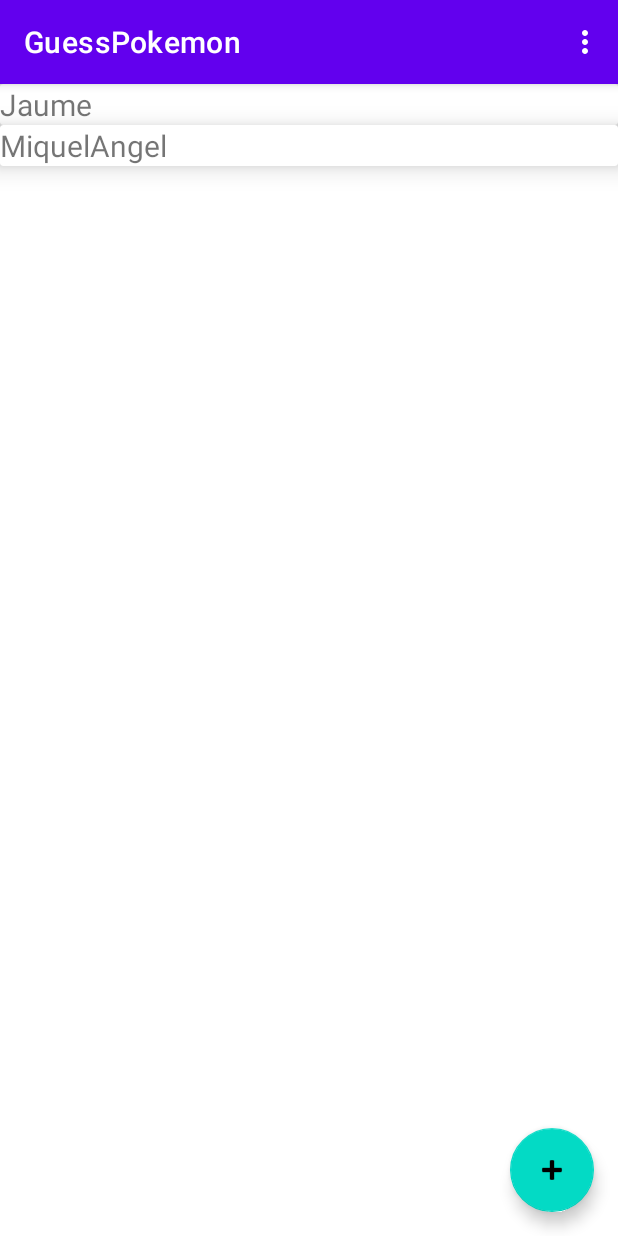
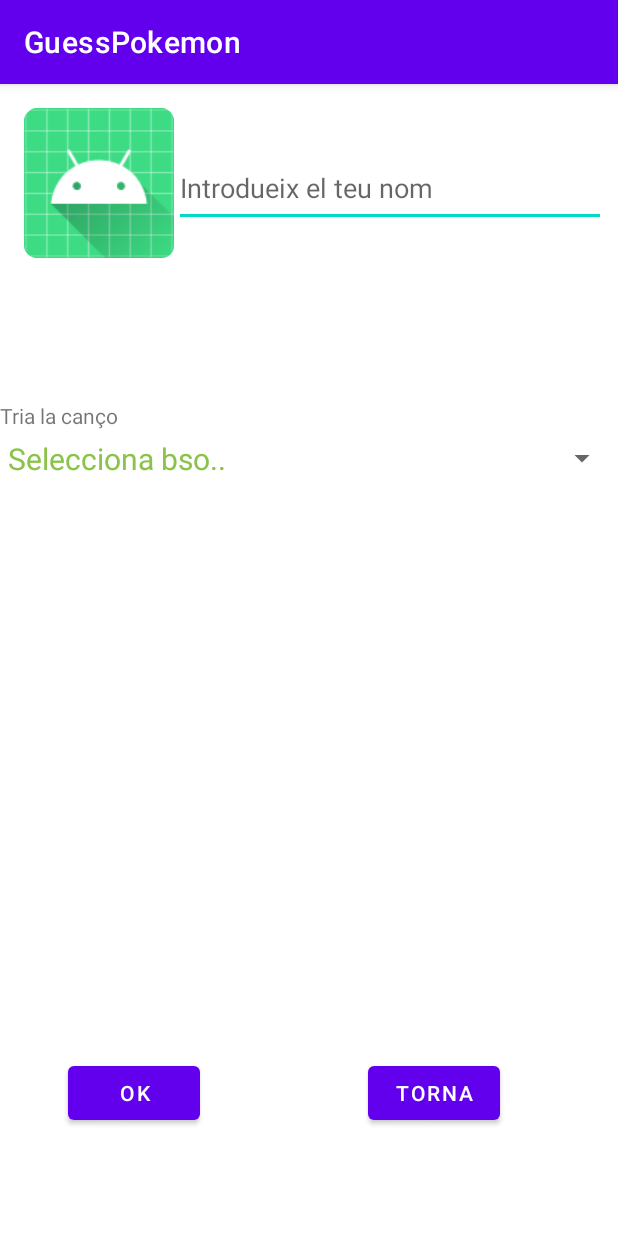
Before and after one commit to jaumeplomer/GuessPokemonMultimedia, an Android app: the screen it shows after launch (MainActivity before the commit, GeneraJugador after it), after a tap on an icon or button, on a phone screen of 412 x 824 dp. Run offline under Robolectric (Android 15) with nearby library versions, the phone set to English and light mode, and no system bars.

Commit message:
Implemetasiones varias xd

```diff
--- a/app/build.gradle
+++ b/app/build.gradle
@@ -35,6 +35,7 @@
     implementation 'androidx.constraintlayout:constraintlayout:2.0.4'
     implementation 'androidx.navigation:navigation-fragment:2.2.2'
     implementation 'androidx.navigation:navigation-ui:2.2.2'
+    implementation 'com.google.code.gson:gson:2.8.5'
     testImplementation 'junit:junit:4.+'
     androidTestImplementation 'androidx.test.ext:junit:1.1.2'
     androidTestImplementation 'androidx.test.espresso:espresso-core:3.3.0'
--- a/app/src/main/java/com/example/guesspokemon/BaseDades/AuxiliarBBDD.java
+++ b/app/src/main/java/com/example/guesspokemon/BaseDades/AuxiliarBBDD.java
@@ -22,7 +22,7 @@
     public static final String CLAU_ID_JUGADOR = "id";
     public static final String CLAU_NOM_JUGADOR = "nom";
     public static final String CLAU_FOTO = "foto";
-    public static final String CLAU_REL_CANCO = "idCan";
+    public static final String CLAU_REL_CANCO = "idCanco";
 
     public static final String BD_CREATE_JUGADOR = "create table " + BD_TAULA_JUGADOR + "( " + CLAU_ID_JUGADOR + " integer primary key autoincrement, " +
             CLAU_NOM_JUGADOR + " TEXT NOT NULL, " + CLAU_FOTO + " BLOB, " + CLAU_REL_CANCO + " INTEGER);";
--- a/app/src/main/java/com/example/guesspokemon/BaseDades/BBDD.java
+++ b/app/src/main/java/com/example/guesspokemon/BaseDades/BBDD.java
@@ -17,7 +17,7 @@
 
 public class BBDD {
 
-    private final Context context;
+    private final Context ct;
     private AuxiliarBBDD auxiliar;
     private SQLiteDatabase baseDeDades;
 
@@ -26,8 +26,8 @@
     private String[] totesColumnesCancons = {AuxiliarBBDD.CLAU_ID_CANCO, AuxiliarBBDD.CLAU_NOM_CANCO, AuxiliarBBDD.CLAU_PREF_CANC};
 
     public BBDD(Context context) {
-        this.context = context;
-        auxiliar = new AuxiliarBBDD(context);
+        this.ct = context;
+        auxiliar = new AuxiliarBBDD(ct);
     }
 
     public void obre() throws SQLException {
@@ -44,7 +44,7 @@
         ContentValues valors = new ContentValues();
         valors.put(AuxiliarBBDD.CLAU_NOM_JUGADOR, jugador.getNom());
         valors.put(AuxiliarBBDD.CLAU_FOTO, jugador.getFoto());
-        //valors.put(AuxiliarBBDD.CLAU_REL_CANCO, jugador.getIdCanco());
+        valors.put(AuxiliarBBDD.CLAU_REL_CANCO, jugador.getIdCanco());
         long insertId = baseDeDades.insert(AuxiliarBBDD.BD_TAULA_JUGADOR, null, valors);
         jugador.setId(insertId);
         return jugador;
@@ -53,7 +53,7 @@
     //getAllJugadors
     public ArrayList<Jugador> getJugadors() {
         ArrayList<Jugador> jugadors = new ArrayList<>();
-        Cursor cursor = baseDeDades.query(AuxiliarBBDD.BD_TAULA_JUGADOR, totesColumnesJugador, null, null, null, null, AuxiliarBBDD.CLAU_NOM_JUGADOR + " ASC" );
+        Cursor cursor = baseDeDades.query(AuxiliarBBDD.BD_TAULA_JUGADOR, totesColumnesJugador, null, null, null, null, AuxiliarBBDD.CLAU_ID_JUGADOR + " ASC" );
         cursor.moveToFirst();
         while (!cursor.isAfterLast()) {
             Jugador jugador = cursorToJugador(cursor);
@@ -84,6 +84,7 @@
         jugador.setId(cursor.getLong(0));
         jugador.setNom(cursor.getString(1));
         jugador.setFoto(cursor.getBlob(2));
+        jugador.setIdCanco(cursor.getInt(3));
         return jugador;
     }
 
@@ -187,7 +188,7 @@
 
     private Canco cursorToCanco(Cursor cursor) {
         Canco canco = new Canco();
-        canco.setId(cursor.getLong(0));
+        canco.setId(cursor.getInt(0));
         canco.setNom(cursor.getString(1));
         canco.setPreferencia((cursor.getInt(2)));
         return canco;
--- a/app/src/main/java/com/example/guesspokemon/Jugador/AdaptadorJugador.java
+++ b/app/src/main/java/com/example/guesspokemon/Jugador/AdaptadorJugador.java
@@ -1,24 +1,37 @@
 package com.example.guesspokemon.Jugador;
 
 import android.content.Context;
+import android.graphics.Bitmap;
+import android.graphics.BitmapFactory;
+import android.os.Environment;
 import android.view.LayoutInflater;
 import android.view.View;
 import android.view.ViewGroup;
 import android.widget.AdapterView;
+import android.widget.ImageView;
 import android.widget.TextView;
 
 import androidx.annotation.NonNull;
 import androidx.recyclerview.widget.RecyclerView;
 
+import com.example.guesspokemon.BaseDades.BBDD;
 import com.example.guesspokemon.Canco.Canco;
 import com.example.guesspokemon.R;
 
+import java.io.ByteArrayOutputStream;
+import java.io.File;
+import java.io.FileNotFoundException;
+import java.io.IOException;
+import java.io.RandomAccessFile;
+import java.nio.ByteBuffer;
+import java.nio.MappedByteBuffer;
+import java.nio.channels.FileChannel;
 import java.util.ArrayList;
+import java.util.concurrent.Callable;
 
 public class AdaptadorJugador extends RecyclerView.Adapter<AdaptadorJugador.JugadorViewHolder> {
 
-    private final ArrayList<Jugador> mJugadors;
-    //private final ArrayList<Canco> mCancons;
+    private final ArrayList<Jugador> jugadors;
 
     private Context context;
 
@@ -29,7 +42,7 @@
     }
 
     public AdaptadorJugador(Context context, ArrayList<Jugador> jugadors, OnItemClickListener listener) {
-        mJugadors = jugadors;
+        this.jugadors = jugadors;
         this.context = context;
         this.listener = listener;
     }
@@ -43,22 +56,63 @@
 
     @Override
     public void onBindViewHolder(AdaptadorJugador.JugadorViewHolder holder, int position) {
-        Jugador jugador = mJugadors.get(position);
-        holder.textNom.setText(jugador.getNom());
+
+        holder.bindJugador(jugadors.get(position), listener, this.context);
+
     }
 
     @Override
     public int getItemCount() {
-        return mJugadors.size();
+        return jugadors.size();
+    }
+
+    public interface OnItemSelectedListener {
     }
 
     public static class JugadorViewHolder extends RecyclerView.ViewHolder {
 
-        public TextView textNom;
+        public TextView textNom, textCanc;
+        public ImageView fotoImage;
 
         public JugadorViewHolder(View itemView) {
             super(itemView);
             textNom = itemView.findViewById(R.id.textViewNom);
+            textCanc = itemView.findViewById(R.id.textViewCanco);
+            fotoImage = itemView.findViewById(R.id.fotoJugador);
+        }
+
+        public void bindJugador(Jugador jugador, OnItemClickListener listener, Context context) {
+
+             BBDD database = new BBDD(context);
+             database.obre();
+             ArrayList<Canco> cancons = database.getCancons();
+
+
+            textNom.setText(jugador.getNom());
+
+            byte[] foto = jugador.getFoto();
+            if (foto != null)
+            {
+                Bitmap imatge_bitmap;
+                imatge_bitmap = BitmapFactory.decodeByteArray(foto, 0, foto.length);
+                fotoImage.setImageBitmap(imatge_bitmap);
+            }
+
+            for (int i = 0; i< cancons.size(); i++)
+            {
+                if (cancons.get(i).getId() == jugador.getIdCanco())
+                {
+                    textCanc.setText(cancons.get(i).getNom());
+                }
+            }
+
+            itemView.setOnClickListener(new View.OnClickListener() {
+                @Override
+                public void onClick(View v) {
+                    listener.onItemClick(jugador);
+                }
+            });
+
         }
     }
 
--- a/app/src/main/java/com/example/guesspokemon/Jugador/Jugador.java
+++ b/app/src/main/java/com/example/guesspokemon/Jugador/Jugador.java
@@ -6,7 +6,7 @@
     public long id;
     public String nom;
     public byte[] foto;
-    public long idCanco;
+    public int idCanco;
 
     public Jugador() {
     }
@@ -35,11 +35,11 @@
         this.foto = foto;
     }
 
-    public long getIdCanco() {
+    public int getIdCanco() {
         return idCanco;
     }
 
-    public void setIdCanco(long idCanco) {
+    public void setIdCanco(int idCanco) {
         this.idCanco = idCanco;
     }
 }
--- a/app/src/main/java/com/example/guesspokemon/MainActivity.java
+++ b/app/src/main/java/com/example/guesspokemon/MainActivity.java
@@ -7,7 +7,9 @@
 import android.view.Menu;
 import android.view.MenuItem;
 import android.view.View;
+import android.widget.Toast;
 
+import androidx.annotation.Nullable;
 import androidx.appcompat.app.AppCompatActivity;
 import androidx.appcompat.widget.Toolbar;
 import androidx.recyclerview.widget.LinearLayoutManager;
@@ -15,7 +17,9 @@
 
 import com.example.guesspokemon.BaseDades.BBDD;
 import com.example.guesspokemon.Canco.Canco;
+import com.example.guesspokemon.CrearJugadors.GeneraJugador;
 import com.example.guesspokemon.Jugador.AdaptadorJugador;
+import com.example.guesspokemon.Jugador.DetallJugadorActivity;
 import com.example.guesspokemon.Jugador.Jugador;
 import com.example.guesspokemon.Pokemon.LlistaPokemonActivity;
 import com.example.guesspokemon.Pokemon.Pokemon;
@@ -33,17 +37,14 @@
     public RecyclerView rv;
     public ArrayList<Jugador> llista_jugadors;
     public ArrayList<Canco> llista_cancons;
-    public MediaPlayer mediaPlayer;
+    private int ADD_CODE = 1;
+    private int DETAIL_CODE_JUGADOR = 2;
 
     @Override
     protected void onCreate(Bundle savedInstanceState) {
         super.onCreate(savedInstanceState);
         setContentView(R.layout.activity_main);
 
-        database = new BBDD(this);
-        database.obre();
-
-        rv = findViewById(R.id.recyclerViewJugadors);
 
         Toolbar toolbar = findViewById(R.id.toolbar);
         setSupportActionBar(toolbar);
@@ -52,51 +53,50 @@
         fab.setOnClickListener(new View.OnClickListener() {
             @Override
             public void onClick(View view) {
-
+                Intent i = new Intent(getApplicationContext(), GeneraJugador.class);
+                startActivityForResult(i, ADD_CODE);
             }
         });
 
-        Jugador jugador = new Jugador();
-        jugador.setNom("Jaume");
-
-        Jugador jugador1 = new Jugador();
-        jugador1.setNom("MiquelAngel");
-
-        Pokemon poke = new Pokemon();
-        poke.setNom("Burbasu");
-        poke.setTipo("Planta");
-
-        database.creaJugador(jugador);
-        database.creaJugador(jugador1);
-        database.creaPokemon(poke);
-
-        Canco canco = new Canco();
-        canco.setNom("rings");
-
-        int temita = R.raw.tema1;
-        //byte[] temitaByte = intToByte(temita);
-        //canco.setCanco(temitaByte);
-        database.creaCanco(canco);
+        llistaJugadors();
+    }
 
 
-        //database.tanca();
+    @Override
+    protected void onActivityResult(int requestCode, int resultCode, Intent data) {
+        super.onActivityResult(requestCode, resultCode, data);
+        llistaJugadors();
+    }
+
+
+    public void llistaJugadors()
+    {
+        database = new BBDD(this);
+        database.obre();
 
         llista_jugadors = database.getJugadors();
-        //llista_cancons = database.getCancons();
+        llista_cancons = database.getCancons();
+        database.tanca();
 
+        actualitzaLlista();
+    }
+
+    private void actualitzaLlista() {
+
+        rv = findViewById(R.id.recyclerViewJugadors);
         rv.setHasFixedSize(true);
         rv.setLayoutManager( new LinearLayoutManager(this, LinearLayoutManager.VERTICAL, false));
-        AdaptadorJugador adapter = new AdaptadorJugador(this, llista_jugadors, null);
+        AdaptadorJugador adapter = new AdaptadorJugador(this, llista_jugadors, new AdaptadorJugador.OnItemClickListener() {
+            @Override
+            public void onItemClick(Jugador jugador) {
+                Intent intent = new Intent(getApplicationContext(), DetallJugadorActivity.class);
+                intent.putExtra("idJugador", jugador.getId());
+                startActivityForResult(intent, DETAIL_CODE_JUGADOR);
+            }
+        });
         rv.setAdapter(adapter);
+    }
 
-
-        Canco c = database.getCancons().get(0);
-
-
-        mediaPlayer = MediaPlayer.create(getApplicationContext(), R.raw.tema1);
-        mediaPlayer.start();
-
-    }
 
     @Override
     public boolean onCreateOptionsMenu(Menu menu) {
@@ -120,11 +120,4 @@
 
         return super.onOptionsItemSelected(item);
     }
-
-    /*public byte[] intToByte( final int i)
-    {
-        BigInteger bigInt = BigInteger.valueOf(i);
-        return bigInt.toByteArray();
-    }*/
-
 }
--- a/app/src/main/res/layout/activity_genera_jugador.xml
+++ b/app/src/main/res/layout/activity_genera_jugador.xml
@@ -6,35 +6,44 @@
     android:layout_height="match_parent"
     tools:context=".CrearJugadors.GeneraJugador">
 
+    <LinearLayout
+        android:id="@+id/linear1"
+        android:layout_width="412dp"
+        android:layout_height="172dp"
+        android:orientation="horizontal"
+        app:layout_constraintEnd_toEndOf="parent"
+        app:layout_constraintStart_toStartOf="parent"
+        app:layout_constraintTop_toTopOf="parent">
+
         <ImageView
             android:id="@+id/imageView2"
-        android:layout_width="wrap_content"
-        android:layout_height="wrap_content"
+            android:layout_width="100dp"
+            android:layout_height="100dp"
             android:layout_marginStart="16dp"
             android:layout_marginTop="16dp"
-        app:layout_constraintStart_toStartOf="parent"
-        app:layout_constraintTop_toTopOf="parent"
-        tools:srcCompat="@tools:sample/avatars" />
+            android:src="@mipmap/ic_launcher" />
 
         <EditText
             android:id="@+id/editTextGeneraJugador"
-        android:layout_width="191dp"
+            android:layout_width="match_parent"
             android:layout_height="51dp"
+            android:layout_marginLeft="15dp"
             android:layout_marginTop="44dp"
             android:layout_marginEnd="8dp"
             android:ems="10"
             android:hint="Introdueix el teu nom"
-        android:inputType="textPersonName"
-        app:layout_constraintEnd_toEndOf="parent"
-        app:layout_constraintTop_toTopOf="parent" />
+            android:inputType="text" />
+
+    </LinearLayout>
 
     <LinearLayout
+        android:id="@+id/linear2"
         android:layout_width="match_parent"
         android:layout_height="wrap_content"
         android:layout_marginTop="39dp"
         android:orientation="vertical"
         app:layout_constraintStart_toStartOf="parent"
-        app:layout_constraintTop_toBottomOf="@+id/imageView2">
+        app:layout_constraintTop_toBottomOf="@+id/linear1">
 
         <TextView
             android:id="@+id/textViewCanso"
@@ -52,7 +61,6 @@
     <LinearLayout
         android:layout_width="match_parent"
         android:layout_height="wrap_content"
-
         android:layout_marginBottom="71dp"
         android:orientation="horizontal"
         app:layout_constraintBottom_toBottomOf="parent"
@@ -63,14 +71,14 @@
             android:layout_width="wrap_content"
             android:layout_height="wrap_content"
             android:layout_marginHorizontal="45dp"
-            android:text="Button" />
+            android:text="Ok" />
 
         <Button
             android:id="@+id/buttonGeneraJugadorTorna"
             android:layout_width="wrap_content"
             android:layout_height="wrap_content"
             android:layout_marginHorizontal="100px"
-            android:text="Button" />
+            android:text="Torna" />
     </LinearLayout>
 
 </androidx.constraintlayout.widget.ConstraintLayout>
--- a/app/src/main/res/layout/spinner.xml
+++ b/app/src/main/res/layout/spinner.xml
@@ -1,7 +1,10 @@
 <?xml version="1.0" encoding="utf-8"?>
-<androidx.constraintlayout.widget.ConstraintLayout
+<TextView
     xmlns:android="http://schemas.android.com/apk/res/android"
     android:layout_width="match_parent"
-    android:layout_height="match_parent">
-
-</androidx.constraintlayout.widget.ConstraintLayout>
+    android:layout_height="wrap_content"
+    android:textSize="20sp"
+    android:gravity="left"
+    android:textColor="#8BC34A"
+    android:padding="5dip"
+    />
```
Also changed, not shown: app/src/main/AndroidManifest.xml (+7 -1 lines), app/src/main/assets/pokedex.json (added, +11 -0 lines), app/src/main/java/com/example/guesspokemon/CrearJugadors/GeneraJugador.java (+63 -42 lines), app/src/main/java/com/example/guesspokemon/Jugador/DetallJugadorActivity.java (added, +62 -0 lines), app/src/main/java/com/example/guesspokemon/Pokemon/AdaptadorPokemon.java (+5 -5 lines), app/src/main/java/com/example/guesspokemon/Pokemon/LlistaPokemonActivity.java (+57 -15 lines), app/src/main/res/layout/activity_detall_jugador.xml (added, +9 -0 lines), app/src/main/res/layout/adapter_main.xml (+35 -15 lines), app/src/main/res/layout/content_llista_pokemon.xml (+7 -1 lines). Lines whose indentation alone changed are shown as unchanged.
